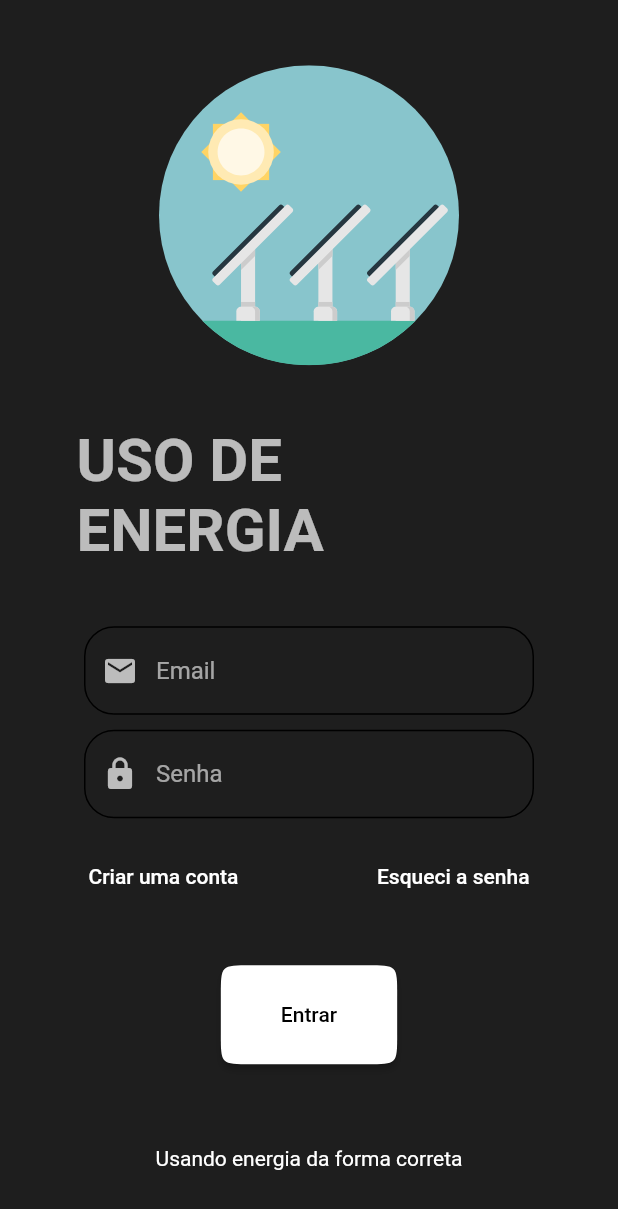
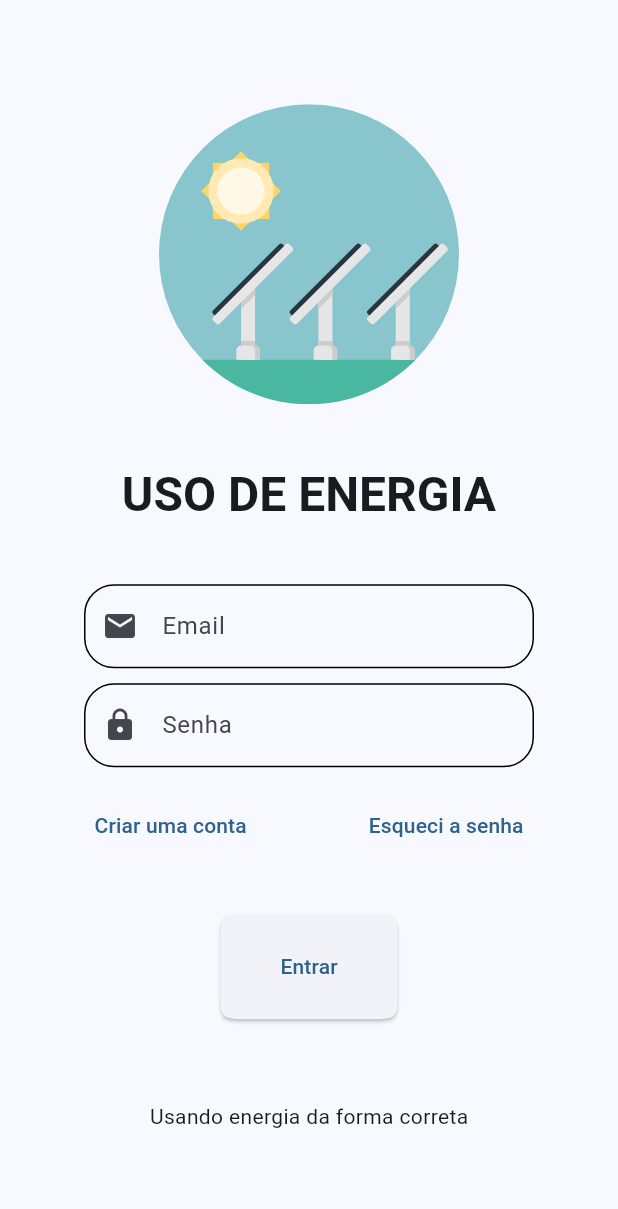
Before and after one commit to BrunoAlm/powertrack, a Flutter app: the screen it shows after launch, on a phone screen of 412 x 824 dp. Shown: the top 1209 px of the screen. Run offline on Flutter 3.47's test engine with Material 2 defaults, Android fonts, the phone set to English and light mode, and no system bars; our stand-ins replace appwrite, flutter_modular, flutter_svg; accounts and stored records are empty; network calls fail.

Commit message:
changed to default theme

```diff
--- a/lib/app/app_widget.dart
+++ b/lib/app/app_widget.dart
@@ -23,11 +23,23 @@ class _AppWidgetState extends State<AppWidget> {
   @override
   Widget build(BuildContext context) {
     Modular.get<AppwriteAuth>().initClient();
-
     return MaterialApp.router(
       debugShowCheckedModeBanner: false,
       title: 'Meu App',
-      theme: ThemeService().returnThemeData(),
+      theme: ThemeData(
+          useMaterial3: true,
+          colorSchemeSeed: const Color.fromARGB(255, 10, 144, 222),
+          elevatedButtonTheme: ElevatedButtonThemeData(
+            style: ElevatedButton.styleFrom(
+              shape: ContinuousRectangleBorder(
+                  borderRadius: BorderRadius.circular(20)),
+              padding: const EdgeInsets.symmetric(
+                horizontal: 40,
+                vertical: 25,
+              ),
+            ),
+          )),
+      // theme: ThemeService().returnThemeData(),
       routeInformationParser: Modular.routeInformationParser,
       routerDelegate: Modular.routerDelegate,
     ); //added by extension
```
